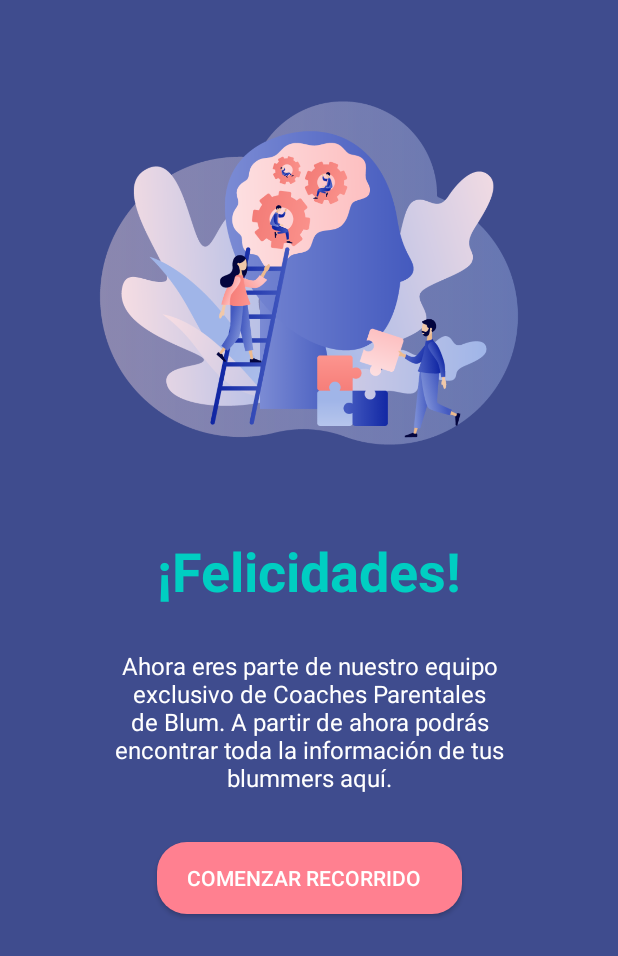
After one commit to maneGOW/Blum-Android, an Android app: the FelicidadesCouchFragment screen opened through its navigation route, on a phone screen of 412 x 824 dp. The commit adds this screen. Shown: the top 956 px of the screen. Run offline under Robolectric (Android 15) with nearby library versions, the phone set to English and light mode, and no system bars.

Commit message:
Pantallas de couch

```diff
--- /dev/null
+++ b/app/src/main/java/com/nda/blum/FelicidadesCouchFragment.kt
@@ -0,0 +1,32 @@
+package com.nda.blum
+
+import androidx.lifecycle.ViewModelProviders
+import android.os.Bundle
+import androidx.fragment.app.Fragment
+import android.view.LayoutInflater
+import android.view.View
+import android.view.ViewGroup
+
+
+class FelicidadesCouchFragment : Fragment() {
+
+    companion object {
+        fun newInstance() = FelicidadesCouchFragment()
+    }
+
+    private lateinit var viewModel: FelicidadesCouchViewModel
+
+    override fun onCreateView(
+        inflater: LayoutInflater, container: ViewGroup?,
+        savedInstanceState: Bundle?
+    ): View? {
+        return inflater.inflate(R.layout.felicidades_couch_fragment, container, false)
+    }
+
+    override fun onActivityCreated(savedInstanceState: Bundle?) {
+        super.onActivityCreated(savedInstanceState)
+        viewModel = ViewModelProviders.of(this).get(FelicidadesCouchViewModel::class.java)
+        // TODO: Use the ViewModel
+    }
+
+}
--- /dev/null
+++ b/app/src/main/java/com/nda/blum/FelicidadesCouchViewModel.kt
@@ -0,0 +1,7 @@
+package com.nda.blum
+
+import androidx.lifecycle.ViewModel
+
+class FelicidadesCouchViewModel : ViewModel() {
+    // TODO: Implement the ViewModel
+}
--- /dev/null
+++ b/app/src/main/java/com/nda/blum/RecorridoChatFragment.kt
@@ -0,0 +1,32 @@
+package com.nda.blum
+
+import androidx.lifecycle.ViewModelProviders
+import android.os.Bundle
+import androidx.fragment.app.Fragment
+import android.view.LayoutInflater
+import android.view.View
+import android.view.ViewGroup
+
+
+class RecorridoChatFragment : Fragment() {
+
+    companion object {
+        fun newInstance() = RecorridoChatFragment()
+    }
+
+    private lateinit var viewModel: RecorridoChatViewModel
+
+    override fun onCreateView(
+        inflater: LayoutInflater, container: ViewGroup?,
+        savedInstanceState: Bundle?
+    ): View? {
+        return inflater.inflate(R.layout.recorrido_chat_fragment, container, false)
+    }
+
+    override fun onActivityCreated(savedInstanceState: Bundle?) {
+        super.onActivityCreated(savedInstanceState)
+        viewModel = ViewModelProviders.of(this).get(RecorridoChatViewModel::class.java)
+        // TODO: Use the ViewModel
+    }
+
+}
--- /dev/null
+++ b/app/src/main/java/com/nda/blum/RecorridoChatViewModel.kt
@@ -0,0 +1,7 @@
+package com.nda.blum
+
+import androidx.lifecycle.ViewModel
+
+class RecorridoChatViewModel : ViewModel() {
+    // TODO: Implement the ViewModel
+}
--- /dev/null
+++ b/app/src/main/res/layout/felicidades_couch_fragment.xml
@@ -0,0 +1,70 @@
+<?xml version="1.0" encoding="utf-8"?>
+<androidx.constraintlayout.widget.ConstraintLayout xmlns:android="http://schemas.android.com/apk/res/android"
+    xmlns:app="http://schemas.android.com/apk/res-auto"
+    xmlns:tools="http://schemas.android.com/tools"
+    android:layout_width="match_parent"
+    android:layout_height="match_parent"
+    android:background="#3F4C8E"
+    tools:context=".FelicidadesCouchFragment">
+
+    <ImageView
+        android:id="@+id/imageView14"
+        android:layout_width="300dp"
+        android:layout_height="300dp"
+        android:layout_marginTop="32dp"
+        android:src="@drawable/imagen_benvenida"
+        app:layout_constraintEnd_toEndOf="parent"
+        app:layout_constraintStart_toStartOf="parent"
+        app:layout_constraintTop_toTopOf="parent" />
+
+    <TextView
+        android:id="@+id/textView33"
+        android:layout_width="wrap_content"
+        android:layout_height="wrap_content"
+        android:layout_marginTop="24dp"
+        android:text="¡Felicidades!"
+        android:textColor="#00CEC2"
+        android:textSize="36sp"
+        android:textStyle="bold"
+        app:layout_constraintEnd_toEndOf="parent"
+        app:layout_constraintStart_toStartOf="parent"
+        app:layout_constraintTop_toBottomOf="@+id/imageView14" />
+
+    <TextView
+        android:id="@+id/textView34"
+        android:layout_width="0dp"
+        android:layout_height="wrap_content"
+        android:layout_marginStart="64dp"
+        android:layout_marginLeft="64dp"
+        android:layout_marginTop="16dp"
+        android:layout_marginEnd="64dp"
+        android:layout_marginRight="64dp"
+        android:layout_marginBottom="8dp"
+        android:gravity="center"
+        android:text="Ahora eres parte de nuestro equipo exclusivo de Coaches Parentales de Blum. A partir de ahora podrás encontrar toda la información de tus blummers aquí."
+        android:textColor="@android:color/white"
+        android:textSize="16sp"
+        app:layout_constraintBottom_toBottomOf="parent"
+        app:layout_constraintEnd_toEndOf="parent"
+        app:layout_constraintStart_toStartOf="parent"
+        app:layout_constraintTop_toBottomOf="@+id/textView33"
+        app:layout_constraintVertical_bias="0.04000002" />
+
+    <Button
+        android:id="@+id/button9"
+        android:layout_width="wrap_content"
+        android:layout_height="0dp"
+        android:layout_marginStart="32dp"
+        android:layout_marginLeft="32dp"
+        android:layout_marginTop="32dp"
+        android:layout_marginEnd="32dp"
+        android:layout_marginRight="32dp"
+        android:background="@drawable/pink_shape_button"
+        android:paddingStart="20dp"
+        android:paddingEnd="20dp"
+        android:text="Comenzar recorrido  "
+        android:textColor="@android:color/white"
+        app:layout_constraintEnd_toEndOf="parent"
+        app:layout_constraintStart_toStartOf="parent"
+        app:layout_constraintTop_toBottomOf="@+id/textView34" />
+</androidx.constraintlayout.widget.ConstraintLayout>
--- a/app/src/main/res/navigation/nav_graph.xml
+++ b/app/src/main/res/navigation/nav_graph.xml
@@ -3,7 +3,7 @@
     xmlns:app="http://schemas.android.com/apk/res-auto"
     xmlns:tools="http://schemas.android.com/tools"
     android:id="@+id/nav_graph"
-    app:startDestination="@id/loginFragment">
+    app:startDestination="@id/recorridoChatFragment">
 
     <fragment
         android:id="@+id/loginFragment"
@@ -68,4 +68,19 @@
         android:name="com.nda.blum.CoachProfileFragment"
         android:label="coach_profile_fragment"
         tools:layout="@layout/coach_profile_fragment" />
+    <fragment
+        android:id="@+id/felicidadesCouchFragment"
+        android:name="com.nda.blum.FelicidadesCouchFragment"
+        android:label="felicidades_couch_fragment"
+        tools:layout="@layout/felicidades_couch_fragment" />
+    <fragment
+        android:id="@+id/recorridoCalendarFragment"
+        android:name="com.nda.blum.RecorridoCalendarFragment"
+        android:label="RecorridoCalendarFragment"
+        tools:layout="@layout/recorrido_calendar_fragment"/>
+    <fragment
+        android:id="@+id/recorridoChatFragment"
+        android:name="com.nda.blum.RecorridoChatFragment"
+        android:label="recorrido_chat_fragment"
+        tools:layout="@layout/recorrido_chat_fragment" />
 </navigation>
```
Also changed, not shown: app/src/main/java/com/nda/blum/RecorridoCalendarFragment.kt (added, +32 -0 lines), app/src/main/java/com/nda/blum/RecorridoCalendarViewModel.kt (added, +7 -0 lines), app/src/main/res/layout/recorrido_calendar_fragment.xml (added, +77 -0 lines), app/src/main/res/layout/recorrido_chat_fragment.xml (added, +87 -0 lines), app/src/main/res/drawable-v24/chat_nido.png (added), app/src/main/res/drawable-v24/flecha_calendario.png (added), app/src/main/res/drawable-v24/flecha_chatnidos.png (added), app/src/main/res/drawable-v24/icono_calendario.png (added), app/src/main/res/drawable/imagen_benvenida.png (added).
